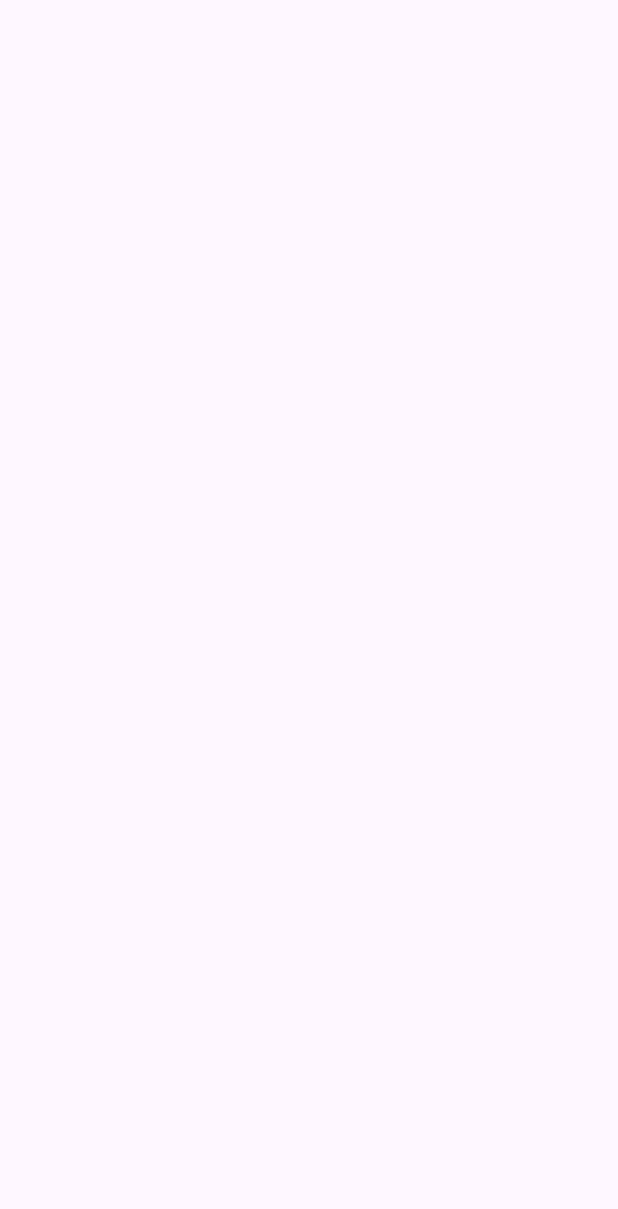
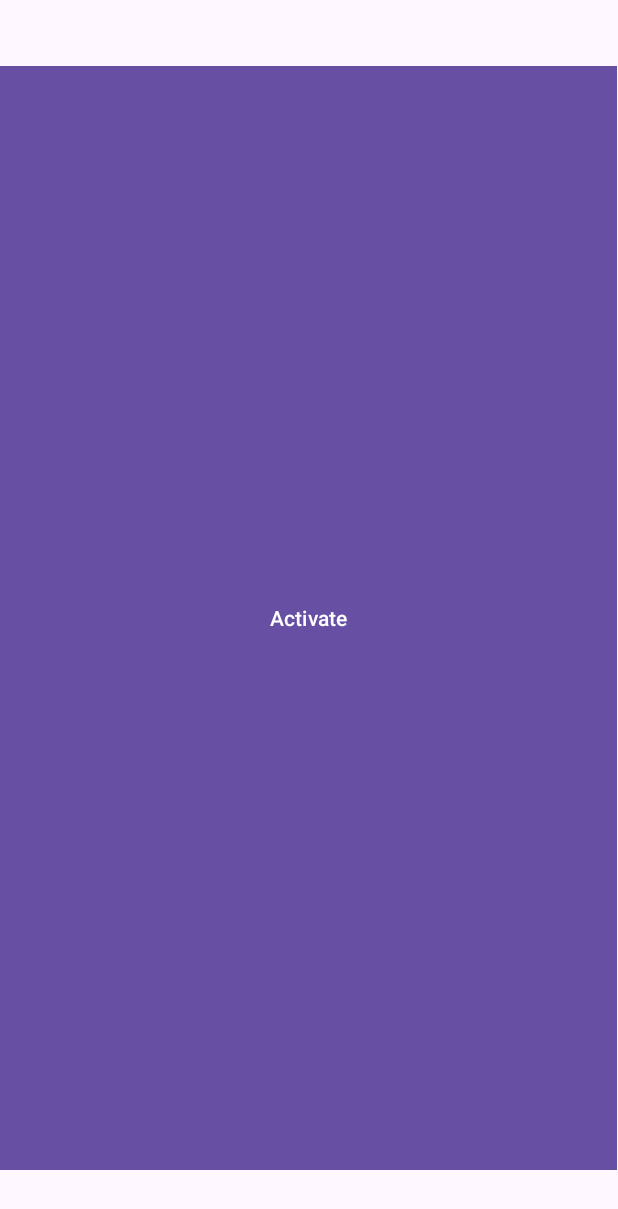
Before and after one commit to SakthivelanPandy/Position, an Android app: the screen it shows after launch (MainActivity), on a phone screen of 412 x 824 dp. Before the commit the part shown is empty. Shown: the top 1209 px of the screen. Run offline under Robolectric (Android 15) with nearby library versions, the phone set to English and light mode, and no system bars.

Commit message:
add button

```diff
--- a/app/src/main/java/com/example/positioning/MainActivity.java
+++ b/app/src/main/java/com/example/positioning/MainActivity.java
@@ -10,6 +10,7 @@ import androidx.appcompat.app.AppCompatActivity;
 import java.net.DatagramPacket;
 import java.net.DatagramSocket;
 import java.net.InetAddress;
+import android.widget.Button;
 
 public class MainActivity extends AppCompatActivity implements SensorEventListener {
 
@@ -22,16 +23,21 @@ public class MainActivity extends AppCompatActivity implements SensorEventListen
 
     private final String udpAddress = "10.252.93.103"; // Replace with your server IP
     private final int udpPort = 5000; // Replace with your server port
-
+    private boolean shouldSendData = false;
     @Override
     protected void onCreate(Bundle savedInstanceState) {
         super.onCreate(savedInstanceState);
+
+        setContentView(R.layout.activity_main);
 
         // Initialize SensorManager and sensors
         sensorManager = (SensorManager) getSystemService(Context.SENSOR_SERVICE);
         accelerometer = sensorManager.getDefaultSensor(Sensor.TYPE_ACCELEROMETER);
         magnetometer = sensorManager.getDefaultSensor(Sensor.TYPE_MAGNETIC_FIELD);
 
+        // Set up the button and its click listener
+        Button sendDataButton = findViewById(R.id.sendDataButton);
+        sendDataButton.setOnClickListener(v -> shouldSendData = true); // Set flag to true when button is clicked
 
     }
 
@@ -85,8 +91,12 @@ public class MainActivity extends AppCompatActivity implements SensorEventListen
                     angle3InDegrees += 360; // Ensure the azimuth is positive
                 }
 
+
                 // Send azimuth over UDP
-                sendUDP(azimuthInDegrees,angle2InDegrees,angle3InDegrees);
+                if (shouldSendData) {
+                    sendUDP(azimuthInDegrees, angle2InDegrees, angle3InDegrees);
+                    shouldSendData = false;
+                }
             }
         }
     }
--- a/app/src/main/res/layout/activity_main.xml
+++ b/app/src/main/res/layout/activity_main.xml
@@ -7,13 +7,21 @@
     android:layout_height="match_parent"
     tools:context=".MainActivity">
 
-    <TextView
-        android:layout_width="wrap_content"
-        android:layout_height="wrap_content"
-        android:text="Hello World!"
-        app:layout_constraintBottom_toBottomOf="parent"
-        app:layout_constraintEnd_toEndOf="parent"
-        app:layout_constraintStart_toStartOf="parent"
-        app:layout_constraintTop_toTopOf="parent" />
+    <LinearLayout
+        android:layout_width="match_parent"
+        android:layout_height="match_parent"
+        android:gravity="center"
+        android:orientation="vertical"
+        tools:layout_editor_absoluteX="27dp"
+        tools:layout_editor_absoluteY="82dp">
+
+        <Button
+            android:id="@+id/sendDataButton"
+            android:layout_width="411dp"
+            android:layout_height="744dp"
+            android:text="Activate"
+            app:cornerRadius="0px" />
+    </LinearLayout>
+
 
 </androidx.constraintlayout.widget.ConstraintLayout>
```
